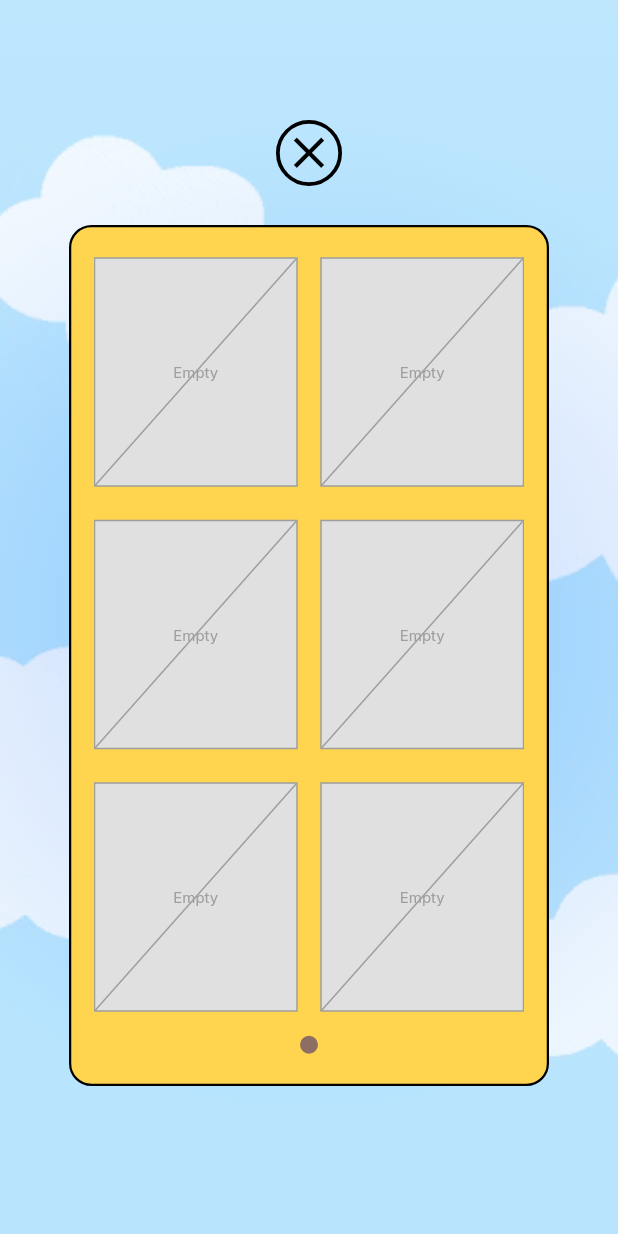
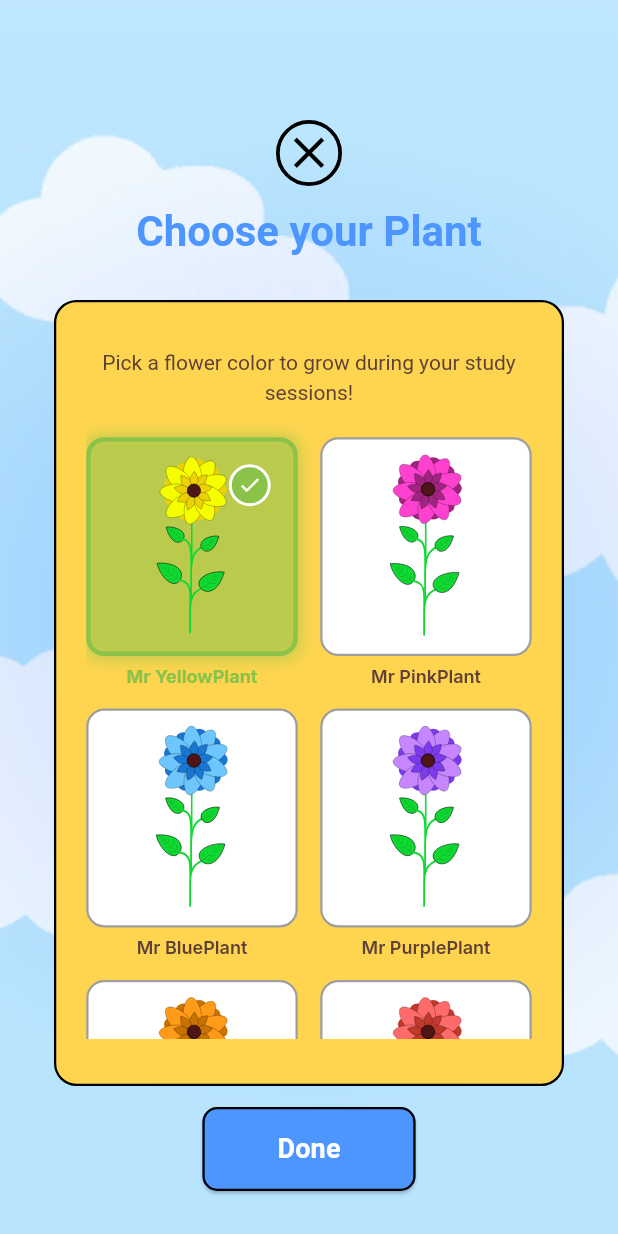
Before and after one commit to ntua-el22219/Mr-PlannTer, a Flutter app: the PlantsAlbumScreen screen opened directly, on a phone screen of 412 x 824 dp. Run offline on Flutter 3.47's test engine with Material 3 defaults, Android fonts, the light colour scheme and no system bars; our stand-ins replace audioplayers, file_picker, flutter_dotenv, flutter_svg, google_fonts, google_generative_ai and 5 more; missing offline and left inert: googleapis; accounts and stored records are empty; Roboto replaces fonts that are missing (ADLaM Display, Arimo).

Commit message:
Plant album, google calendar fixes, settings, various fixes

```diff
--- /dev/null
+++ b/lib/data/flower_colors.dart
@@ -0,0 +1,87 @@
+import 'package:flutter/material.dart';
+
+class FlowerColor {
+  final String name;
+  final String key; // BLUE, ORANGE, PINK, PURPLE, RED
+  final Color displayColor;
+  final String level6ImagePath;
+
+  const FlowerColor({
+    required this.name,
+    required this.key,
+    required this.displayColor,
+    required this.level6ImagePath,
+  });
+
+  // Get image path for a specific level (4, 5, or 6)
+  String getImagePath(int level) {
+    if (level < 4 || level > 6) {
+      throw ArgumentError('Flower color images only available for levels 4-6');
+    }
+    // If default plant, use standard plant_levelX.svg
+    if (key == 'DEFAULT') {
+      return 'assets/images/plant_level$level.svg';
+    }
+    return 'assets/images/Level${level}_$key.svg';
+  }
+}
+
+class FlowerColors {
+  static const FlowerColor defaultPlant = FlowerColor(
+    name: 'Mr YellowPlant',
+    key: 'DEFAULT',
+    displayColor: Color(0xFF8BC34A),
+    level6ImagePath: 'assets/images/plant_level6.svg',
+  );
+
+  static const FlowerColor pink = FlowerColor(
+    name: 'Mr PinkPlant',
+    key: 'PINK',
+    displayColor: Color(0xFFFF69B4),
+    level6ImagePath: 'assets/images/Level6_PINK.svg',
+  );
+
+  static const FlowerColor blue = FlowerColor(
+    name: 'Mr BluePlant',
+    key: 'BLUE',
+    displayColor: Color(0xFF4169E1),
+    level6ImagePath: 'assets/images/Level6_BLUE.svg',
+  );
+
+  static const FlowerColor purple = FlowerColor(
+    name: 'Mr PurplePlant',
+    key: 'PURPLE',
+    displayColor: Color(0xFF9370DB),
+    level6ImagePath: 'assets/images/Level6_PURPLE.svg',
+  );
+
+  static const FlowerColor orange = FlowerColor(
+    name: 'Mr OrangePlant',
+    key: 'ORANGE',
+    displayColor: Color(0xFFFF8C00),
+    level6ImagePath: 'assets/images/Level6_ORANGE.svg',
+  );
+
+  static const FlowerColor red = FlowerColor(
+    name: 'Mr RedPlant',
+    key: 'RED',
+    displayColor: Color(0xFFDC143C),
+    level6ImagePath: 'assets/images/Level6_RED.svg',
+  );
+
+  static const List<FlowerColor> all = [
+    defaultPlant,
+    pink,
+    blue,
+    purple,
+    orange,
+    red,
+  ];
+
+  static FlowerColor getByKey(String key) {
+    return all.firstWhere(
+      (color) => color.key == key,
+      orElse: () => defaultPlant, // Default to default plant if not found
+    );
+  }
+}
--- a/lib/data/local_storage_service.dart
+++ b/lib/data/local_storage_service.dart
@@ -104,4 +104,14 @@ class LocalStorageService {
     await _prefs.remove(_calendarIdKey);
     await _prefs.remove(_syncKey);
   }
+
+  // Selected Flower Color (for plant album)
+  static const String _selectedFlowerColorKey = 'selectedFlowerColor';
+
+  String get selectedFlowerColor =>
+      _prefs.getString(_selectedFlowerColorKey) ?? 'DEFAULT';
+
+  Future<void> setSelectedFlowerColor(String color) async {
+    await _prefs.setString(_selectedFlowerColorKey, color);
+  }
 }
--- a/lib/screens/main_page_screen.dart
+++ b/lib/screens/main_page_screen.dart
@@ -4,6 +4,8 @@ import 'package:flutter_svg/flutter_svg.dart';
 import 'settings_screen.dart';
 import 'plants_album_screen.dart';
 import 'timer_wrapper_screen.dart';
+import '../data/local_storage_service.dart';
+import '../data/flower_colors.dart';
 import '../widgets/cloudy_background.dart';
 import '../widgets/mr_watering_can.dart';
 
@@ -22,11 +24,20 @@ class _MainPageScreenState extends State<MainPageScreen>
   late Animation<double> _scaleAnimation;
   late Animation<double> _glowAnimation;
 
+  final LocalStorageService _storageService = LocalStorageService();
+
   // PATHS ASSETS
-  final String _plantImagePath = 'assets/images/plant_level6.svg';
   final String _albumImagePath = 'assets/images/plants_calendar_album.svg';
   final String _potImagePath = 'assets/images/pot_normal.svg';
   final String _grassImagePath = 'assets/images/grass.svg';
+
+  // Get the plant image path based on selected flower color
+  String get _plantImagePath {
+    final selectedColorKey = _storageService.selectedFlowerColor;
+    final flowerColor = FlowerColors.getByKey(selectedColorKey);
+    // Always show level 6 on main page
+    return flowerColor.level6ImagePath;
+  }
 
   @override
   void initState() {
--- a/lib/screens/plants_album_screen.dart
+++ b/lib/screens/plants_album_screen.dart
@@ -1,6 +1,8 @@
 import 'package:flutter/material.dart';
 import 'package:flutter_svg/flutter_svg.dart';
 import '../data/database_helper.dart';
+import '../data/local_storage_service.dart';
+import '../data/flower_colors.dart';
 import '../widgets/cloudy_background.dart';
 import '../theme/text_styles.dart';
 
@@ -12,36 +14,48 @@ class PlantsAlbumScreen extends StatefulWidget {
 }
 
 class _PlantsAlbumScreenState extends State<PlantsAlbumScreen> {
-  // Λίστα με τα φυτά που έχουν αποθηκευτεί
-  List<Map<String, dynamic>> _completedPlants = [];
-  bool _isLoading = true;
-
-  // Page Controller για τις τελείες
-  final PageController _pageController = PageController();
-  int _currentPage = 0;
+  // Storage service for flower selection
+  final LocalStorageService _storageService = LocalStorageService();
+  String _selectedFlowerColor = 'PINK';
 
   @override
   void initState() {
     super.initState();
-    _loadAlbum();
+    _loadSelectedFlower();
   }
 
-  Future<void> _loadAlbum() async {
-    final plants = await DatabaseHelper().getCompletedPlants();
+  Future<void> _loadSelectedFlower() async {
     setState(() {
-      _completedPlants = plants;
-      _isLoading = false;
+      _selectedFlowerColor = _storageService.selectedFlowerColor;
     });
+  }
+
+  Future<void> _selectFlowerColor(String colorKey) async {
+    await _storageService.setSelectedFlowerColor(colorKey);
+    setState(() {
+      _selectedFlowerColor = colorKey;
+    });
+    // Show confirmation with plant-specific message and color
+    if (mounted) {
+      final selectedFlower = FlowerColors.getByKey(colorKey);
+      ScaffoldMessenger.of(context).showSnackBar(
+        SnackBar(
+          content: Text(
+            '${selectedFlower.name} is very happy that you have selected it!',
+            style: AppTextStyles.plantStyle.copyWith(
+              color: Colors.white,
+              fontWeight: FontWeight.bold,
+            ),
+          ),
+          duration: const Duration(seconds: 2),
+          backgroundColor: selectedFlower.displayColor,
+        ),
+      );
+    }
   }
 
   @override
   Widget build(BuildContext context) {
-    // Υπολογισμός σελίδων (6 φυτά ανά σελίδα)
-    final int itemsPerPage = 6;
-    final int totalPages = (_completedPlants.isEmpty)
-        ? 1
-        : (_completedPlants.length / itemsPerPage).ceil();
-
     return Scaffold(
       body: CloudyAnimatedBackground(
         child: Stack(
@@ -63,75 +77,64 @@ class _PlantsAlbumScreenState extends State<PlantsAlbumScreen> {
               ),
             ),
 
+            // Title
+            Positioned(
+              top: 140,
+              child: Text(
+                'Choose your Plant',
+                style: AppTextStyles.titleInElement.copyWith(
+                  fontSize: 28,
+                  fontWeight: FontWeight.bold,
+                  color: const Color(0xFF4D96FF),
+                ),
+              ),
+            ),
+
             // Main Yellow Container
             Positioned(
-              top: 150,
+              top: 200,
               bottom: 100,
               child: Container(
-                width: 320,
+                width: 340,
                 padding: const EdgeInsets.symmetric(
-                  vertical: 20,
-                  horizontal: 15,
+                  vertical: 30,
+                  horizontal: 20,
                 ),
                 decoration: BoxDecoration(
                   color: const Color(0xFFFFD54F),
                   borderRadius: BorderRadius.circular(15),
                   border: Border.all(color: Colors.black, width: 1.5),
                 ),
-                child: Column(
-                  children: [
-                    Expanded(
-                      child: _isLoading
-                          ? const Center(child: CircularProgressIndicator())
-                          : PageView.builder(
-                              controller: _pageController,
-                              itemCount: totalPages,
-                              onPageChanged: (page) {
-                                setState(() {
-                                  _currentPage = page;
-                                });
-                              },
-                              itemBuilder: (context, pageIndex) {
-                                // Υπολογισμός ποια φυτά ανήκουν σε αυτή τη σελίδα
-                                final startIndex = pageIndex * itemsPerPage;
-                                final endIndex =
-                                    (startIndex + itemsPerPage <
-                                        _completedPlants.length)
-                                    ? startIndex + itemsPerPage
-                                    : _completedPlants.length;
-
-                                final pagePlants = _completedPlants.sublist(
-                                  startIndex < _completedPlants.length
-                                      ? startIndex
-                                      : 0,
-                                  endIndex > startIndex ? endIndex : startIndex,
-                                );
-
-                                return _buildGridPage(pagePlants, itemsPerPage);
-                              },
+                child: _buildFlowerSelection(),
               ),
             ),
 
-                    const SizedBox(height: 10),
-
-                    // Pagination Dots
-                    Row(
-                      mainAxisAlignment: MainAxisAlignment.center,
-                      children: List.generate(totalPages, (index) {
-                        return Container(
-                          margin: const EdgeInsets.symmetric(horizontal: 4),
-                          width: 12,
-                          height: 12,
-                          decoration: BoxDecoration(
-                            shape: BoxShape.circle,
-                            color: _currentPage == index
-                                ? const Color(0xFF8D6E63)
-                                : Colors.grey.shade600,
+            // Done Button
+            Positioned(
+              bottom: 30,
+              child: ElevatedButton(
+                onPressed: () => Navigator.pop(context),
+                style: ElevatedButton.styleFrom(
+                  backgroundColor: const Color(0xFF4D96FF),
+                  foregroundColor: Colors.white,
+                  padding: const EdgeInsets.symmetric(
+                    horizontal: 50,
+                    vertical: 15,
                   ),
-                        );
-                      }),
+                  shape: RoundedRectangleBorder(
+                    borderRadius: BorderRadius.circular(10),
+                    side: const BorderSide(
+                      color: Colors.black,
+                      width: 1.5,
                     ),
-                  ],
+                  ),
+                ),
+                child: const Text(
+                  'Done',
+                  style: TextStyle(
+                    fontSize: 18,
+                    fontWeight: FontWeight.bold,
+                  ),
                 ),
               ),
             ),
@@ -141,112 +144,121 @@ class _PlantsAlbumScreenState extends State<PlantsAlbumScreen> {
     );
   }
 
-  // Grid Builder
-  Widget _buildGridPage(List<Map<String, dynamic>> plants, int totalSlots) {
-    return GridView.builder(
-      physics:
-          const NeverScrollableScrollPhysics(), // Απενεργοποίηση scroll μέσα στο page view
+  // Build flower selection grid
+  Widget _buildFlowerSelection() {
+    return ListView(
+      children: [
+        // Description text
+        Padding(
+          padding: const EdgeInsets.only(bottom: 20),
+          child: Text(
+            'Pick a flower color to grow during your study sessions!',
+            textAlign: TextAlign.center,
+            style: AppTextStyles.mediumStyle.copyWith(
+              fontSize: 14,
+              color: const Color(0xFF5D4037),
+            ),
+          ),
+        ),
+
+        // Grid of flower options
+        GridView.builder(
+          shrinkWrap: true,
+          physics: const NeverScrollableScrollPhysics(),
           gridDelegate: const SliverGridDelegateWithFixedCrossAxisCount(
-        crossAxisCount: 2, // 2 Στήλες
+            crossAxisCount: 2,
             crossAxisSpacing: 15,
             mainAxisSpacing: 15,
             childAspectRatio: 0.85,
           ),
-      itemCount: totalSlots, // Πάντα σχεδιάζουμε 6 κουτιά
+          itemCount: FlowerColors.all.length,
           itemBuilder: (context, index) {
-        if (index < plants.length) {
-          // Έχουμε φυτό
-          final plant = plants[index];
-          return _buildPlantItem(
-            plant['plant_name'],
-            plant['plant_image_path'],
-          );
-        } else {
-          // Κενό κουτί (Placeholder)
-          return _buildEmptyItem();
-        }
+            final flowerColor = FlowerColors.all[index];
+            final isSelected = flowerColor.key == _selectedFlowerColor;
+
+            return _buildFlowerItem(flowerColor, isSelected);
           },
+        ),
+      ],
     );
   }
 
-  Widget _buildPlantItem(String name, String imagePath) {
-    return Column(
+  Widget _buildFlowerItem(FlowerColor flowerColor, bool isSelected) {
+    return GestureDetector(
+      onTap: () => _selectFlowerColor(flowerColor.key),
+      child: Column(
         children: [
           Expanded(
             child: Container(
               width: double.infinity,
               decoration: BoxDecoration(
-              color: Colors.grey.shade300,
-              border: Border.all(color: Colors.grey.shade500),
+                color: isSelected
+                    ? flowerColor.displayColor.withOpacity(0.2)
+                    : Colors.white,
+                border: Border.all(
+                  color: isSelected ? flowerColor.displayColor : Colors.grey.shade500,
+                  width: isSelected ? 3 : 1.5,
+                ),
+                borderRadius: BorderRadius.circular(12),
+                boxShadow: isSelected
+                    ? [
+                        BoxShadow(
+                          color: flowerColor.displayColor.withOpacity(0.5),
+                          blurRadius: 8,
+                          spreadRadius: 2,
+                        ),
+                      ]
+                    : null,
               ),
               padding: const EdgeInsets.all(10),
+              child: Stack(
+                children: [
+                  // Flower preview (Level 6)
+                  Center(
                     child: SvgPicture.asset(
-              imagePath,
+                      flowerColor.level6ImagePath,
                       fit: BoxFit.contain,
-              // Fallback αν δεν υπάρχει εικόνα στη βάση
                       placeholderBuilder: (c) =>
                           const Icon(Icons.local_florist, color: Colors.grey),
                     ),
                   ),
+                  // Selected checkmark
+                  if (isSelected)
+                    Positioned(
+                      top: 5,
+                      right: 5,
+                      child: Container(
+                        decoration: BoxDecoration(
+                          color: flowerColor.displayColor,
+                          shape: BoxShape.circle,
+                          border: Border.all(color: Colors.white, width: 2),
                         ),
-        const SizedBox(height: 5),
-        // Name Label
+                        padding: const EdgeInsets.all(4),
+                        child: const Icon(
+                          Icons.check,
+                          color: Colors.white,
+                          size: 16,
+                        ),
+                      ),
+                    ),
+                ],
+              ),
+            ),
+          ),
+          const SizedBox(height: 8),
+          // Flower name
           Text(
-          name,
+            flowerColor.name,
             style: AppTextStyles.plantStyle.copyWith(
               fontSize: 12,
-            fontWeight: FontWeight.bold,
+              fontWeight: isSelected ? FontWeight.bold : FontWeight.w600,
+              color: isSelected ? flowerColor.displayColor : const Color(0xFF5D4037),
             ),
+            textAlign: TextAlign.center,
             overflow: TextOverflow.ellipsis,
           ),
         ],
-    );
-  }
-
-  Widget _buildEmptyItem() {
-    return Column(
-      children: [
-        // Empty Gray Box with diagonal line (Visual fake)
-        Expanded(
-          child: Container(
-            width: double.infinity,
-            decoration: BoxDecoration(
-              color: Colors.grey.shade300,
-              border: Border.all(color: Colors.grey.shade500),
       ),
-            child: CustomPaint(
-              painter: DiagonalLinePainter(),
-              child: Center(
-                child: Text(
-                  'Empty',
-                  style: AppTextStyles.caption.copyWith(
-                    color: Colors.grey,
-                    fontSize: 10,
-                  ),
-                ),
-              ),
-            ),
-          ),
-        ),
-        const SizedBox(height: 5),
-        // Empty Name Line
-        Container(width: 50, height: 2, color: Colors.transparent),
-      ],
     );
   }
 }
-
-// Custom Painter για τη διαγώνια γραμμή στα κενά κουτιά
-class DiagonalLinePainter extends CustomPainter {
-  @override
-  void paint(Canvas canvas, Size size) {
-    final paint = Paint()
-      ..color = Colors.grey.shade500
-      ..strokeWidth = 1;
-
-    canvas.drawLine(Offset(0, size.height), Offset(size.width, 0), paint);
-  }
-
-  @override
-  bool shouldRepaint(covariant CustomPainter oldDelegate) => false;
-}
--- a/lib/screens/settings_screen.dart
+++ b/lib/screens/settings_screen.dart
@@ -191,14 +191,25 @@ class _SettingsScreenState extends State<SettingsScreen> {
     await LocalStorageService().setGoogleSyncEnabled(newState);
 
     if (newState) {
+      try {
         final api = await GoogleCalendarService().authenticate();
         ScaffoldMessenger.of(context).showSnackBar(
           SnackBar(
             content: Text(
-            api != null ? 'Connected to Google Calendar!' : 'Connection Failed',
+              api != null ? 'Connected to Google Calendar!' : 'Connection Failed - Check logs for details',
             ),
+            backgroundColor: api != null ? Colors.green : Colors.red,
           ),
         );
+      } catch (e) {
+        ScaffoldMessenger.of(context).showSnackBar(
+          SnackBar(
+            content: Text('Authentication error: $e'),
+            backgroundColor: Colors.red,
+          ),
+        );
+        debugPrint('Google Calendar authentication error: $e');
+      }
     }
   }
 
--- a/lib/screens/timer_wrapper_screen.dart
+++ b/lib/screens/timer_wrapper_screen.dart
@@ -5,6 +5,7 @@ import 'package:flutter_svg/flutter_svg.dart';
 import 'dart:async';
 import '../data/database_helper.dart'; // Για αποθήκευση στο τέλος
 import '../data/local_storage_service.dart';
+import '../data/flower_colors.dart';
 import '../services/audio_service.dart';
 import '../widgets/cloudy_background.dart';
 import '../theme/text_styles.dart';
@@ -114,6 +115,18 @@ class _TimerWrapperScreenState extends State<TimerWrapperScreen>
     'assets/images/plant_level5.svg',
     'assets/images/plant_level6.svg',
   ];
+
+  // Get the appropriate plant image based on level and selected flower color
+  String _getPlantImagePath(int level) {
+    if (level >= 4 && level <= 6) {
+      // For levels 4-6, use the selected flower color
+      final selectedColorKey = _storageService.selectedFlowerColor;
+      final flowerColor = FlowerColors.getByKey(selectedColorKey);
+      return flowerColor.getImagePath(level);
+    }
+    // For levels 0-3, use default plant stages
+    return _plantStages[level];
+  }
   final String _potPath = 'assets/images/happy_pot.svg';
   final String _grassPath = 'assets/images/grass.svg';
 
@@ -1373,7 +1386,7 @@ class _TimerWrapperScreenState extends State<TimerWrapperScreen>
               left: plantLeft,
               bottom: plantBottom,
               child: SvgPicture.asset(
-                _plantStages[_currentPlantState],
+                _getPlantImagePath(_currentPlantState),
                 height: plantHeight,
                 width: plantWidth,
                 fit: BoxFit.contain,
--- a/lib/services/google_calendar_service.dart
+++ b/lib/services/google_calendar_service.dart
@@ -88,10 +88,16 @@ class GoogleCalendarService {
         clientId,
         _scopes,
         (url) async {
+          if (kDebugMode) print('OAuth URL: $url');
           final uri = Uri.parse(url);
           if (await canLaunchUrl(uri)) {
-            await launchUrl(uri);
+            // Force browser launch mode to ensure redirect works
+            await launchUrl(
+              uri,
+              mode: LaunchMode.externalApplication,
+            );
           } else {
+            if (kDebugMode) print('Could not launch URL: $url');
             throw 'Could not launch $url';
           }
         },
```
Also changed, not shown: 4 other files. Lines whose indentation alone changed are shown as unchanged.
